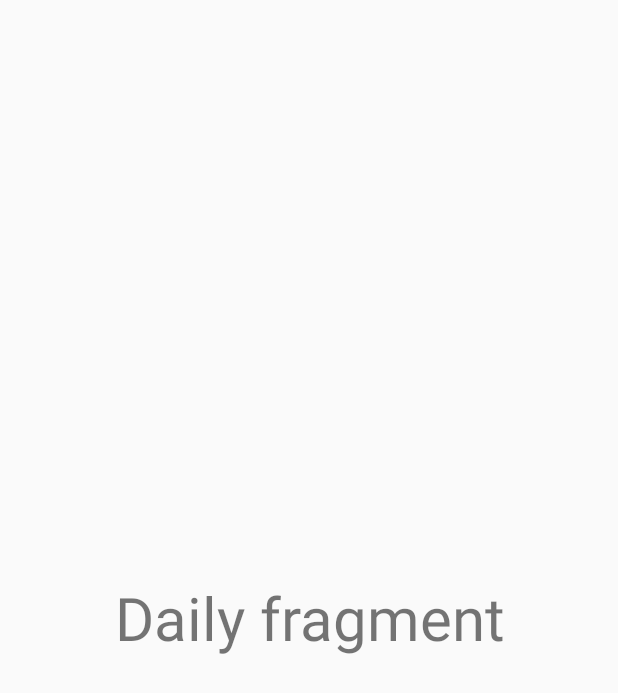
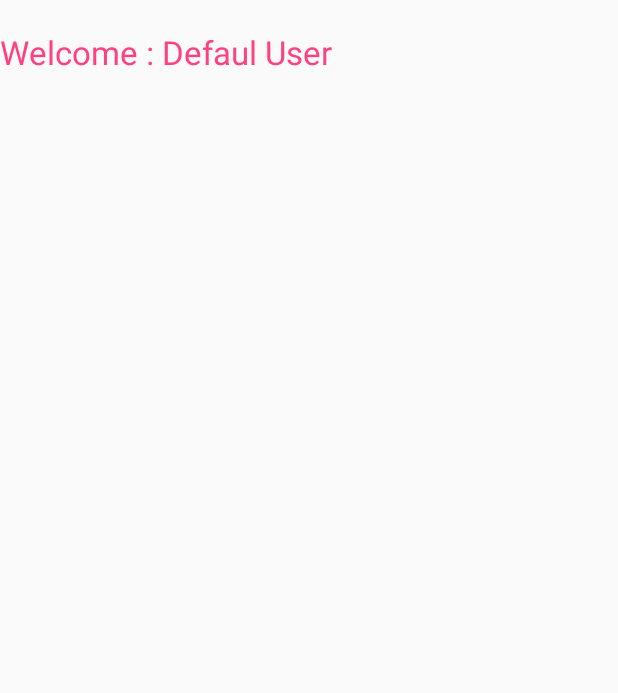
Before and after one commit to daneography/BreathEasy2, an Android app: the fragment exercisesFragment shown on its own in the app's theme, on a phone screen of 412 x 824 dp. Shown: the top 693 px of the screen. Run offline under Robolectric (Android 15) with nearby library versions, the phone set to English and light mode, and no system bars.

Commit message:
Version 0.2
something good is happening I think.

```diff
--- a/app/src/main/java/uofsc/com/breatheasynologin/exercisesFragment.java
+++ b/app/src/main/java/uofsc/com/breatheasynologin/exercisesFragment.java
@@ -1,6 +1,7 @@
 package uofsc.com.breatheasynologin;
 
 import android.content.Context;
+import android.content.SharedPreferences;
 import android.net.Uri;
 import android.os.Bundle;
 import android.support.v4.app.Fragment;
@@ -11,15 +12,26 @@ import android.widget.TextView;
 
 
 public class exercisesFragment extends Fragment {
-    private TextView tvDaily;
+    private TextView tvName, tvIntervention;
+    private SharedPreferences pref;
 
     public View onCreateView(LayoutInflater inflater, ViewGroup container, Bundle savedInstanceState){
-        View view = inflater.inflate(R.layout.fragment_daily,container,false);
+        View view = inflater.inflate(R.layout.fragment_exercises,container,false);
         initViews(view);
         return view;
     }
 
+    @Override
+    public void onViewCreated(View view, Bundle savedInstanceState) {
+
+        pref = getActivity().getPreferences(0);
+        tvName.setText("Welcome : "+pref.getString(Constants.NAME,"Defaul User"));
+
+
+    }
+
     private void initViews(View view){
-        tvDaily = (TextView)view.findViewById(R.id.tvDaily);
+        tvName = (TextView)view.findViewById(R.id.tvName);
+        tvIntervention = (TextView)view.findViewById(R.id.tvIntervention);
     }
 }
--- a/app/src/main/res/layout/activity_main_menu_navigation.xml
+++ b/app/src/main/res/layout/activity_main_menu_navigation.xml
@@ -23,4 +23,5 @@
         app:headerLayout="@layout/nav_header_main_menu_navigation"
         app:menu="@menu/activity_main_menu_navigation_drawer" />
 
+
 </android.support.v4.widget.DrawerLayout>
--- a/app/src/main/res/layout/fragment_exercises.xml
+++ b/app/src/main/res/layout/fragment_exercises.xml
@@ -4,10 +4,18 @@
     android:layout_height="match_parent"
     tools:context="uofsc.com.breatheasynologin.exercisesFragment">
 
-    <!-- TODO: Update blank fragment layout -->
     <TextView
-        android:layout_width="match_parent"
-        android:layout_height="match_parent"
-        android:text="@string/hello_blank_fragment" />
+        android:id="@+id/tvName"
+        android:layout_marginTop="20dp"
+        android:textSize="22sp"
+        android:textColor="@color/colorAccent"
+        android:layout_width="wrap_content"
+        android:layout_height="wrap_content" />
 
+    <TextView
+        android:id="@+id/tvIntervention"
+        android:textSize="18sp"
+        android:layout_marginTop="20dp"
+        android:layout_width="wrap_content"
+        android:layout_height="wrap_content" />
 </FrameLayout>
--- a/app/src/main/res/layout/fragment_mindfulness.xml
+++ b/app/src/main/res/layout/fragment_mindfulness.xml
@@ -2,6 +2,7 @@
     xmlns:tools="http://schemas.android.com/tools"
     android:layout_width="match_parent"
     android:layout_height="match_parent"
+    android:id="@+id/frame_layout"
     tools:context="uofsc.com.breatheasynologin.mindfulnessFragment">
 
 
```
Also changed, not shown: app/src/main/java/uofsc/com/breatheasynologin/Constants.java (added, +24 -0 lines), app/src/main/java/uofsc/com/breatheasynologin/MainMenuNavigation.java (+27 -12 lines), app/src/main/java/uofsc/com/breatheasynologin/OnButtonPressListener.java (added, +9 -0 lines), app/src/main/java/uofsc/com/breatheasynologin/mindfulnessFragment.java (+60 -11 lines), app/src/main/java/uofsc/com/breatheasynologin/models/Users.java (added, +52 -0 lines).
